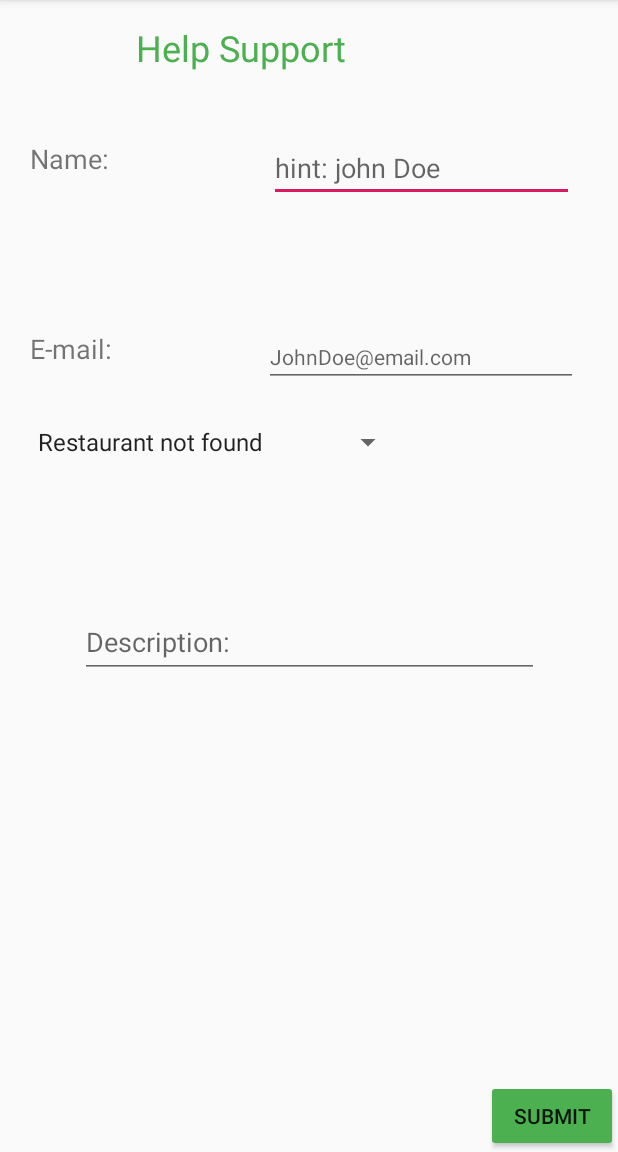
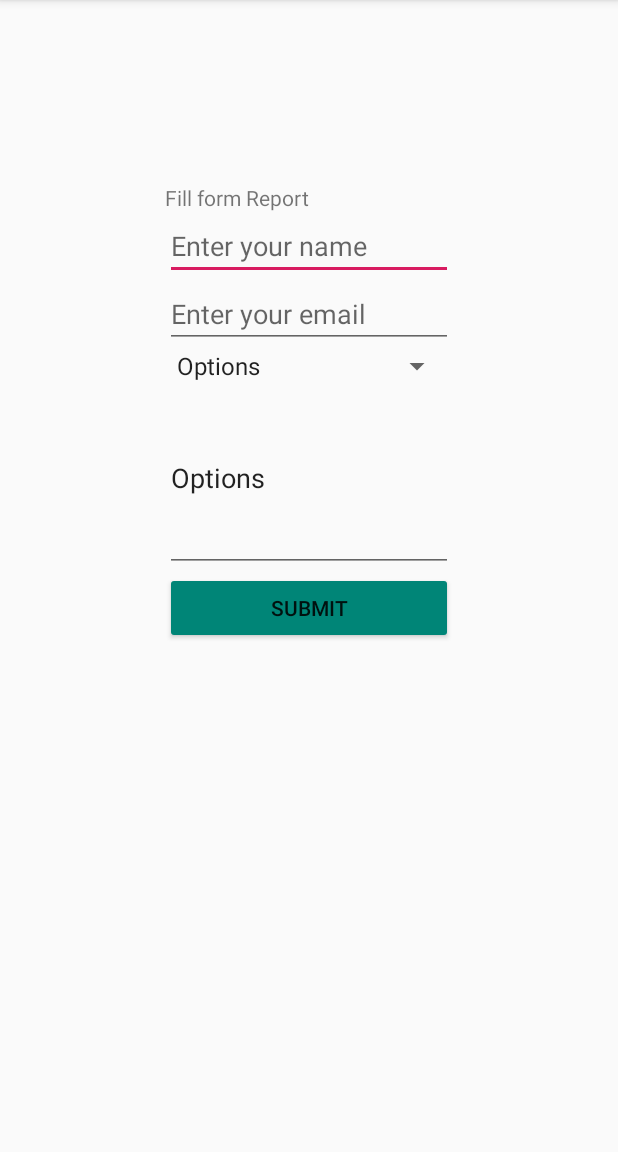
Before and after one commit to gevo222/ARFoodView, an Android app: the helpActivity screen opened directly, with no data from a screen before it, on a phone screen of 412 x 824 dp, the part 84-1236 px from its top. Run offline under Robolectric (Android 15) with nearby library versions, the light colour scheme and no system bars.

Commit message:
Merge remote-tracking branch 'origin/master'
# Conflicts:
#	app/src/main/AndroidManifest.xml
#	app/src/main/java/com/example/arfoodview/MainActivity.java
#	build.gradle

```diff
--- a/app/src/main/java/com/example/arfoodview/helpActivity.java
+++ b/app/src/main/java/com/example/arfoodview/helpActivity.java
@@ -6,15 +6,41 @@ import android.os.Bundle;
 import android.view.View;
 import android.widget.AdapterView;
 import android.widget.ArrayAdapter;
+import android.widget.Button;
+import android.widget.EditText;
 import android.widget.Spinner;
 import android.widget.Toast;
 
 public class helpActivity extends AppCompatActivity implements AdapterView.OnItemSelectedListener {
+    String name, email, description;
+
+    EditText textName;
+    EditText textEmail;
+    EditText textDescription;
+    Button submit;
+
+
 
     @Override
     protected void onCreate(Bundle savedInstanceState) {
         super.onCreate(savedInstanceState);
         setContentView(R.layout.activity_help);
+        textName = (EditText) findViewById(R.id.textName);
+        textEmail = (EditText) findViewById(R.id.textEmail);
+        textDescription = (EditText) findViewById(R.id.textDescription);
+
+        submit = (Button) findViewById(R.id.submit_button);
+        submit.setOnClickListener(new View.OnClickListener(){
+            @Override
+            public void onClick(View v){
+                name = textName.getText().toString();
+                email = textEmail.getText().toString();
+                description = textDescription.getText().toString();
+
+                appendText(description);// this is for testing the entry.
+
+            }
+        });
 
         Spinner spinner = findViewById(R.id.spinner1);
         ArrayAdapter<CharSequence> adapter = ArrayAdapter.createFromResource(this,R.array.options,android.R.layout.simple_spinner_item);
@@ -26,11 +52,26 @@ public class helpActivity extends AppCompatActivity implements AdapterView.OnIte
     @Override
     public void onItemSelected(AdapterView<?> parent, View view, int position, long id) {
         String text = parent.getItemAtPosition(position).toString();
+        textDescription.setText(text);
+
        // Toast.makeText(parent.getContext(),text, Toast.LENGTH_SHORT).show();
-    }
+    }// end of Onitemselected
 
     @Override
     public void onNothingSelected(AdapterView<?> parent) {
 
+    }// end of onNothing
+    public void appendText(String text){
+        Toast.makeText(helpActivity.this, text, Toast.LENGTH_SHORT).show();
     }
-}
+}//end of helpactivity cladd
+//<Spinner
+//        android:id="@+id/spinner1"
+//                android:layout_width="wrap_content"
+//                android:layout_height="wrap_content"
+//                android:layout_marginTop="100dp"
+//                android:layout_marginEnd="125dp"
+//                app:layout_constraintBottom_toTopOf="@+id/textInputLayout2"
+//                app:layout_constraintEnd_toEndOf="parent"
+//                app:layout_constraintStart_toStartOf="parent"
+//                app:layout_constraintTop_toBottomOf="@+id/HelpSupportText" />
--- a/app/src/main/res/layout/activity_help.xml
+++ b/app/src/main/res/layout/activity_help.xml
@@ -1,118 +1,59 @@
 <?xml version="1.0" encoding="utf-8"?>
-<androidx.constraintlayout.widget.ConstraintLayout xmlns:android="http://schemas.android.com/apk/res/android"
-    xmlns:app="http://schemas.android.com/apk/res-auto"
+<RelativeLayout xmlns:android="http://schemas.android.com/apk/res/android"
     xmlns:tools="http://schemas.android.com/tools"
-    android:id="@+id/nameInputBar"
     android:layout_width="match_parent"
     android:layout_height="match_parent"
     tools:context=".helpActivity">
 
-    <TextView
-        android:id="@+id/textView2"
-        android:layout_width="129dp"
-        android:layout_height="38dp"
-        android:layout_marginStart="20dp"
-        android:text="Name:"
-        android:textSize="18sp"
-        app:layout_constraintStart_toStartOf="parent"
-        app:layout_constraintTop_toBottomOf="@+id/HelpSupportText" />
-
-    <com.google.android.material.textfield.TextInputEditText
-        android:id="@+id/nameInput4"
-        android:layout_width="203dp"
-        android:layout_height="41dp"
-        android:hint="hint: john Doe"
-        android:inputType="text"
-        app:layout_constraintEnd_toEndOf="parent"
-        app:layout_constraintStart_toEndOf="@+id/textView2"
-        app:layout_constraintTop_toBottomOf="@+id/HelpSupportText" />
+    <LinearLayout
+        android:layout_width="wrap_content"
+        android:orientation="vertical"
+        android:layout_height="wrap_content"
+        android:layout_alignParentTop="true"
+        android:layout_centerHorizontal="true"
+        android:layout_marginTop="122dp">
 
         <TextView
-        android:id="@+id/HelpSupportText"
-        android:layout_width="231dp"
-        android:layout_height="78dp"
-        android:layout_marginTop="15dp"
-        android:text="Help Support"
-        android:textColor="#4CAF50"
-        android:textSize="24sp"
-        android:visibility="visible"
-        app:layout_constraintEnd_toEndOf="parent"
-        app:layout_constraintStart_toStartOf="parent"
-        app:layout_constraintTop_toBottomOf="@+id/textInputLayout" />
-
-    <com.google.android.material.textfield.TextInputLayout
-        android:id="@+id/textInputLayout"
-        android:layout_width="409dp"
-        android:layout_height="wrap_content"
-        tools:layout_editor_absoluteX="1dp"
-        tools:layout_editor_absoluteY="245dp">
-
-    </com.google.android.material.textfield.TextInputLayout>
-
-    <Button
-        android:id="@+id/button"
+            android:id="@+id/textView4"
             android:layout_width="wrap_content"
             android:layout_height="wrap_content"
-        android:backgroundTint="#4CAF50"
-        android:text="Submit"
-        app:layout_constraintBottom_toBottomOf="parent"
-        app:layout_constraintEnd_toEndOf="parent" />
+            android:text="Fill form Report" />
 
         <EditText
-        android:id="@+id/editText2"
-        android:layout_width="209dp"
-        android:layout_height="35dp"
-        android:layout_marginBottom="50dp"
+            android:id="@+id/textName"
+            android:layout_width="192dp"
+            android:layout_height="wrap_content"
             android:ems="10"
-        android:hint="JohnDoe@email.com"
-        android:inputType="textEmailAddress"
-        android:textSize="14sp"
-        app:layout_constraintBottom_toTopOf="@+id/textInputLayout2"
-        app:layout_constraintEnd_toEndOf="parent"
-        app:layout_constraintStart_toEndOf="@+id/textView3"
-        app:layout_constraintTop_toBottomOf="@+id/nameInput4" />
+            android:hint="Enter your name"
+            android:inputType="textPersonName" />
 
-    //spinner
+        <EditText
+            android:id="@+id/textEmail"
+            android:layout_width="match_parent"
+            android:layout_height="wrap_content"
+            android:ems="10"
+            android:hint="Enter your email"
+            android:inputType="textEmailAddress" />
 
         <Spinner
             android:id="@+id/spinner1"
-        android:layout_width="wrap_content"
-        android:layout_height="wrap_content"
-        android:layout_marginTop="100dp"
-        android:layout_marginEnd="125dp"
-        app:layout_constraintBottom_toTopOf="@+id/textInputLayout2"
-        app:layout_constraintEnd_toEndOf="parent"
-        app:layout_constraintStart_toStartOf="parent"
-        app:layout_constraintTop_toBottomOf="@+id/HelpSupportText" />
+            android:layout_width="match_parent"
+            android:layout_height="wrap_content" />
 
+        <EditText
+            android:id="@+id/textDescription"
+            android:layout_width="match_parent"
+            android:layout_height="125dp"
+            android:ems="10"
+            android:hint="Description:"
+            android:inputType="text" />
 
-    <TextView
-        android:id="@+id/textView3"
-        android:layout_width="129dp"
-        android:layout_height="38dp"
-        android:layout_marginStart="20dp"
-        android:layout_marginBottom="50dp"
-        android:text="E-mail:"
-        android:textSize="18sp"
-        app:layout_constraintBottom_toTopOf="@+id/textInputLayout2"
-        app:layout_constraintStart_toStartOf="parent"
-        app:layout_constraintTop_toBottomOf="@+id/textView2" />
-
-    <com.google.android.material.textfield.TextInputLayout
-        android:id="@+id/textInputLayout2"
-        android:layout_width="306dp"
-        android:layout_height="185dp"
-        android:layout_marginTop="265dp"
-        android:layout_marginBottom="56dp"
-        app:layout_constraintBottom_toBottomOf="parent"
-        app:layout_constraintEnd_toEndOf="parent"
-        app:layout_constraintStart_toStartOf="parent"
-        app:layout_constraintTop_toBottomOf="@+id/textInputLayout">
-
-        <com.google.android.material.textfield.TextInputEditText
+        <Button
+            android:id="@+id/submit_button"
             android:layout_width="match_parent"
             android:layout_height="wrap_content"
-            android:hint="Description:" />
-    </com.google.android.material.textfield.TextInputLayout>
+            android:backgroundTint="@color/colorPrimary"
+            android:text="Submit" />
+    </LinearLayout>
 
-</androidx.constraintlayout.widget.ConstraintLayout>
+</RelativeLayout>
--- a/app/src/main/res/values/strings.xml
+++ b/app/src/main/res/values/strings.xml
@@ -1,6 +1,7 @@
 <resources>
     <string name="app_name">AR Food View</string>
     <string-array name="options">
+        <item>Options</item>
         <item>Restaurant not found</item>
         <item>AR did not work</item>
         <item>app crashed</item>
```
Lines whose indentation alone changed are shown as unchanged.
